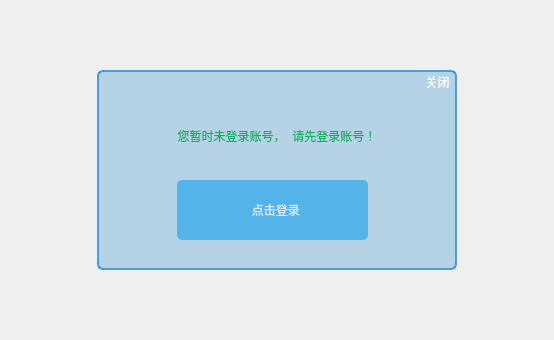
Before: the Qt Designer form VideoPlayer/creator/MoveLabel.ui in huizhang556/pc-video-player, drawn with Qt 5.
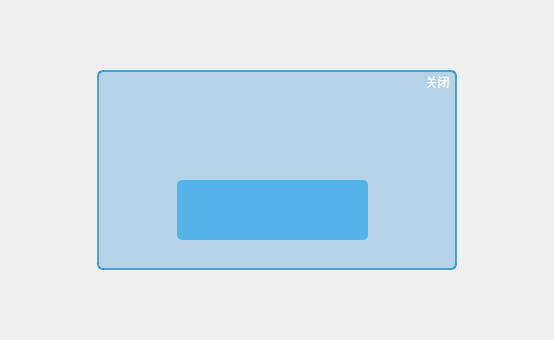
After: the same form once the commit is applied.

Commit message: 创作中心登录限制

Diff of the .ui file:
```diff
--- a/VideoPlayer/creator/MoveLabel.ui
+++ b/VideoPlayer/creator/MoveLabel.ui
@@ -112,7 +112,7 @@
 }</string>
           </property>
           <property name="text">
-           <string>  点击登录</string>
+           <string/>
           </property>
          </widget>
          <widget class="QLabel" name="label_tips">
@@ -133,7 +133,7 @@
 }</string>
           </property>
           <property name="text">
-           <string>您暂时未登录账号，  请先登录账号！</string>
+           <string/>
           </property>
           <property name="alignment">
            <set>Qt::AlignCenter</set>
```
The commit also changes 31 other files.
